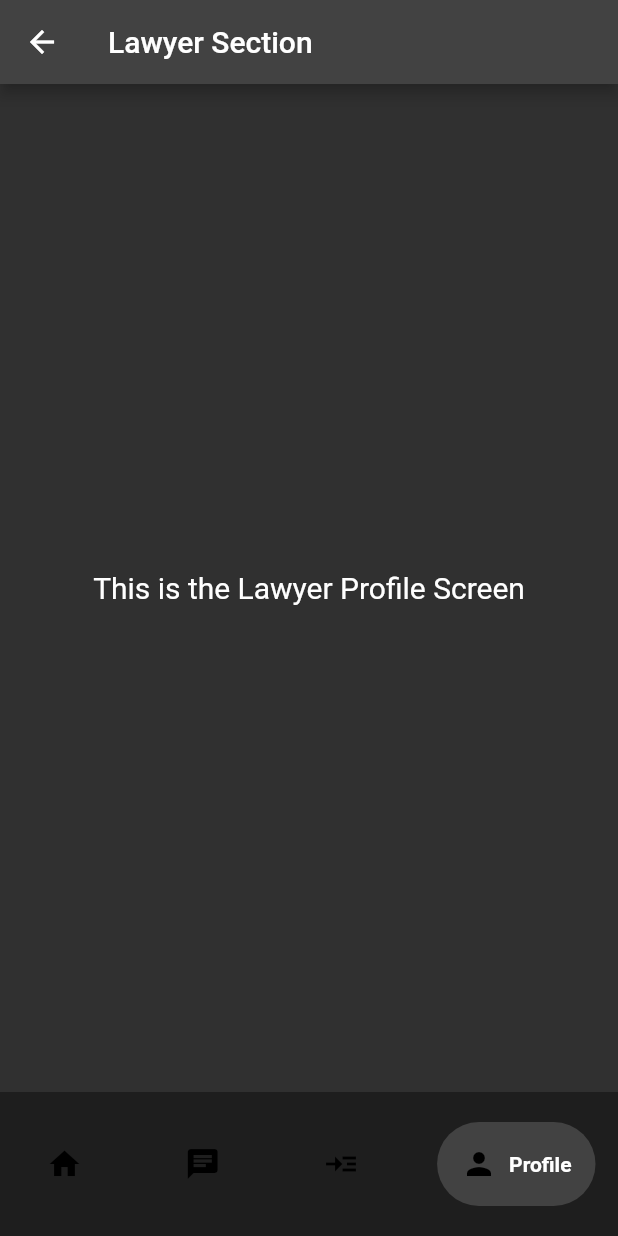
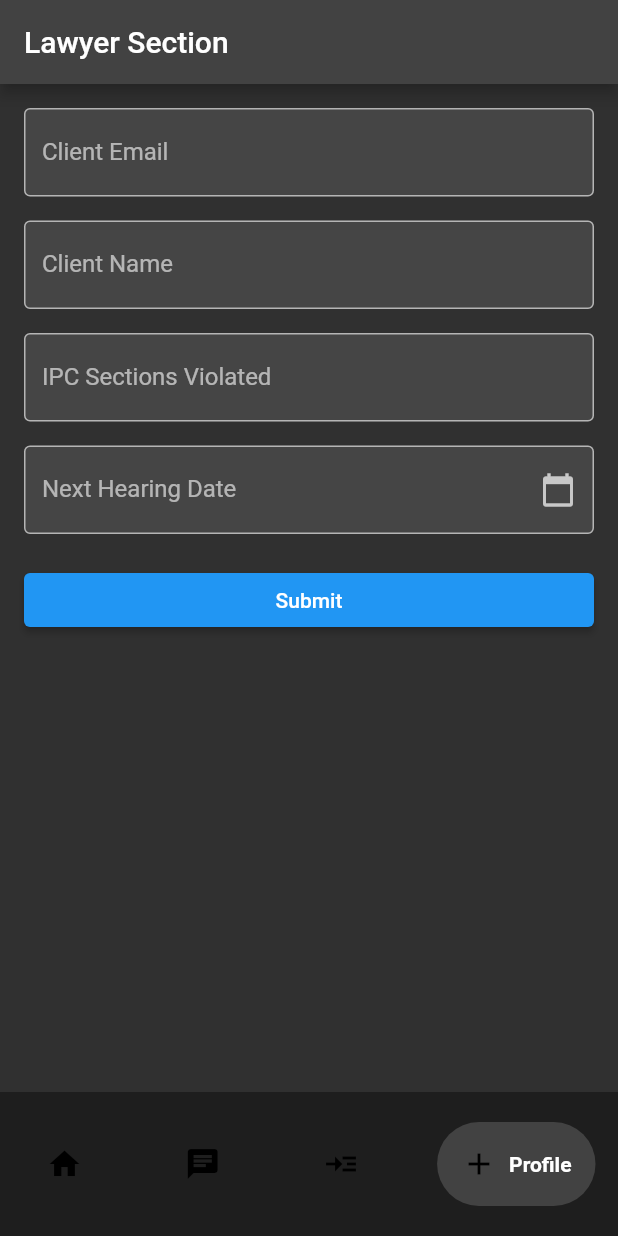
Before and after one commit to drowsy-coder/Nyaya-Sahaya, a Flutter app: the LawyerScreen screen opened directly, item 4 of the bottom bar chosen, on a phone screen of 412 x 824 dp. Run offline on Flutter 3.47's test engine with Material 2 defaults, Android fonts, the light colour scheme and no system bars; drawn by our look-alikes of google_nav_bar; our stand-ins replace carousel_slider, cloud_firestore, firebase_auth, firebase_core, google_maps_flutter, shared_preferences; accounts and stored records are empty.

Commit message:
Implements add case feature

```diff
--- a/lib/main.dart
+++ b/lib/main.dart
@@ -1,6 +1,9 @@
 import 'package:flutter/material.dart';
 import 'package:firebase_core/firebase_core.dart';
+import 'package:nyaya_sahaya/screens/login/login_page.dart';
 import 'package:nyaya_sahaya/screens/stakeholders/client/client_screen.dart';
+import 'package:nyaya_sahaya/screens/stakeholders/lawyer/add_case.dart';
+import 'package:nyaya_sahaya/screens/stakeholders/lawyer/lawyer_screen.dart';
 
 void main() async {
   WidgetsFlutterBinding.ensureInitialized();
@@ -26,7 +29,7 @@ class _MyAppState extends State<MyApp> {
     return MaterialApp(
       title: 'Firebase Login',
       theme: ThemeData.dark(),
-      home: ClientScreen(),
+      home: LawyerScreen(),
       debugShowCheckedModeBanner: false,
     );
   }
--- /dev/null
+++ b/lib/screens/stakeholders/lawyer/add_case.dart
@@ -0,0 +1,157 @@
+import 'package:flutter/material.dart';
+import 'package:firebase_auth/firebase_auth.dart';
+import 'package:cloud_firestore/cloud_firestore.dart';
+
+class LawyerAddCase extends StatefulWidget {
+  @override
+  _LawyerAddCaseState createState() => _LawyerAddCaseState();
+}
+
+class _LawyerAddCaseState extends State<LawyerAddCase> {
+  final GlobalKey<FormState> _formKey = GlobalKey<FormState>();
+  final TextEditingController _clientEmailController = TextEditingController();
+  final TextEditingController _clientNameController = TextEditingController();
+  final TextEditingController _ipcSectionsController = TextEditingController();
+  final TextEditingController _nextHearingDateController =
+      TextEditingController();
+  DateTime? _selectedDate;
+
+  Future<void> _selectDate(BuildContext context) async {
+    final DateTime picked = (await showDatePicker(
+      context: context,
+      initialDate: _selectedDate ?? DateTime.now(),
+      firstDate: DateTime.now(),
+      lastDate: DateTime(2101),
+    ))!;
+    if (picked != null && picked != _selectedDate)
+      setState(() {
+        _selectedDate = picked;
+        _nextHearingDateController.text = "${picked.toLocal()}"
+            .split(' ')[0]; // Display selected date in the TextFormField
+      });
+  }
+
+  void _submitCase() async {
+    if (_formKey.currentState!.validate()) {
+      final User? user = FirebaseAuth.instance.currentUser;
+      if (user != null) {
+        final String lawyerName = user.displayName ?? "Lawyer Name";
+        final String lawyerId = user.uid;
+
+        final String clientEmail = _clientEmailController.text.trim();
+        final String clientName = _clientNameController.text.trim();
+        final String ipcSections = _ipcSectionsController.text.trim();
+        final String nextHearingDate = _nextHearingDateController.text.trim();
+
+        try {
+          await FirebaseFirestore.instance.collection('cases').add({
+            'lawyerName': lawyerName,
+            'lawyerId': lawyerId,
+            'clientEmail': clientEmail,
+            'clientName': clientName,
+            'ipcSections': ipcSections,
+            'nextHearingDate': nextHearingDate,
+          });
+
+          // Reset the form after successful submission
+          _clientEmailController.clear();
+          _clientNameController.clear();
+          _ipcSectionsController.clear();
+          _nextHearingDateController.clear();
+          _selectedDate = null;
+        } catch (error) {
+          // Handle any potential errors here
+          print('Error adding case: $error');
+        }
+      }
+    }
+  }
+
+  @override
+  Widget build(BuildContext context) {
+    return Padding(
+      padding: const EdgeInsets.all(16.0),
+      child: Form(
+        key: _formKey,
+        child: ListView(
+          children: [
+            TextFormField(
+              controller: _clientEmailController,
+              decoration: InputDecoration(
+                labelText: 'Client Email',
+                border: OutlineInputBorder(),
+                filled: true,
+              ),
+              validator: (value) {
+                if (value == null || value.isEmpty) {
+                  return 'Please enter the client\'s email';
+                }
+                // Add additional validation if needed
+                return null;
+              },
+            ),
+            SizedBox(height: 16),
+            TextFormField(
+              controller: _clientNameController,
+              decoration: InputDecoration(
+                labelText: 'Client Name',
+                border: OutlineInputBorder(),
+                filled: true,
+              ),
+              validator: (value) {
+                if (value == null || value.isEmpty) {
+                  return 'Please enter the client\'s name';
+                }
+                // Add additional validation if needed
+                return null;
+              },
+            ),
+            SizedBox(height: 16),
+            TextFormField(
+              controller: _ipcSectionsController,
+              decoration: InputDecoration(
+                labelText: 'IPC Sections Violated',
+                border: OutlineInputBorder(),
+                filled: true,
+              ),
+              validator: (value) {
+                if (value == null || value.isEmpty) {
+                  return 'Please enter the IPC sections violated';
+                }
+                // Add additional validation if needed
+                return null;
+              },
+            ),
+            SizedBox(height: 16),
+            GestureDetector(
+              onTap: () => _selectDate(context),
+              child: AbsorbPointer(
+                child: TextFormField(
+                  controller: _nextHearingDateController,
+                  decoration: InputDecoration(
+                    labelText: 'Next Hearing Date',
+                    border: OutlineInputBorder(),
+                    filled: true,
+                    suffixIcon: Icon(Icons.calendar_today),
+                  ),
+                  validator: (value) {
+                    if (value == null || value.isEmpty) {
+                      return 'Please select the next hearing date';
+                    }
+                    // Add additional validation if needed
+                    return null;
+                  },
+                ),
+              ),
+            ),
+            SizedBox(height: 20),
+            ElevatedButton(
+              onPressed: _submitCase,
+              child: Text('Submit'),
+            ),
+          ],
+        ),
+      ),
+    );
+  }
+}
--- a/lib/screens/stakeholders/lawyer/lawyer_screen.dart
+++ b/lib/screens/stakeholders/lawyer/lawyer_screen.dart
@@ -1,5 +1,6 @@
 import 'package:flutter/material.dart';
 import 'package:google_nav_bar/google_nav_bar.dart';
+import 'package:nyaya_sahaya/screens/stakeholders/lawyer/add_case.dart';
 import 'package:nyaya_sahaya/screens/stakeholders/lawyer/lawyer_chat.dart';
 import 'package:nyaya_sahaya/screens/stakeholders/lawyer/lawyer_home.dart';
 import 'package:nyaya_sahaya/screens/stakeholders/lawyer/lawyer_profile.dart';
@@ -31,8 +32,7 @@ class _LawyerScreenState extends State<LawyerScreen> {
     ScreenModel(screen: LawyerChatScreen(), icon: Icons.chat, text: "Chat"),
     ScreenModel(
         screen: LawyerReadScreen(), icon: Icons.read_more, text: "Read"),
-    ScreenModel(
-        screen: LawyerProfileScreen(), icon: Icons.person, text: "Profile"),
+    ScreenModel(screen: LawyerAddCase(), icon: Icons.add, text: "Profile"),
   ];
 
   @override
```
